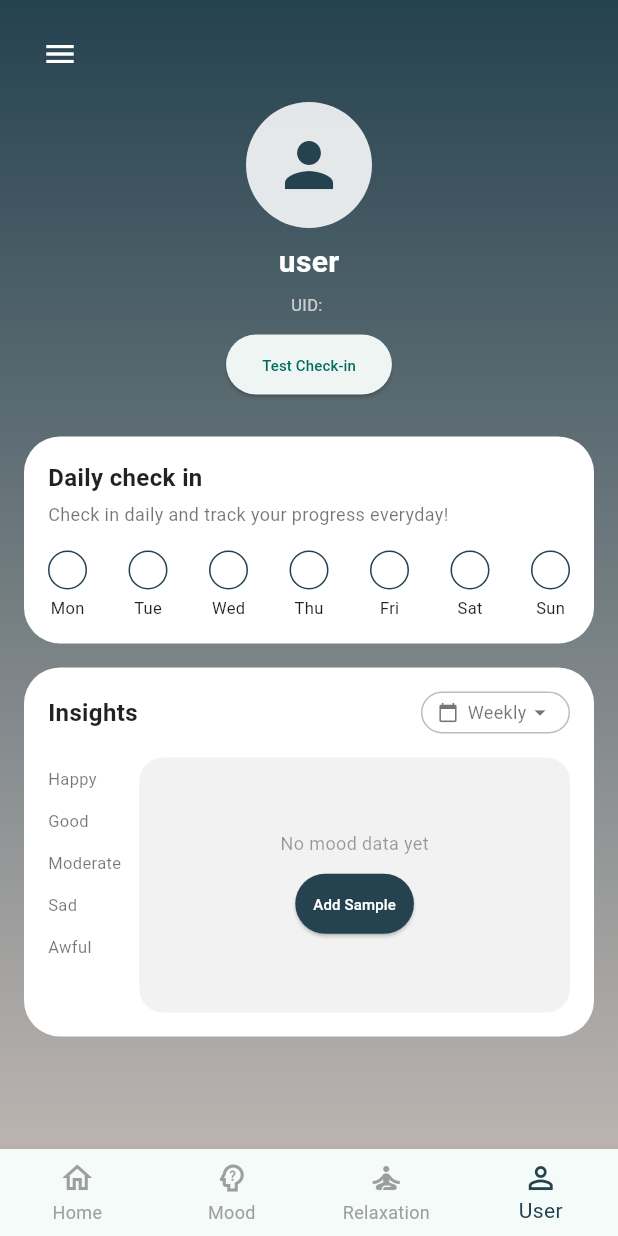
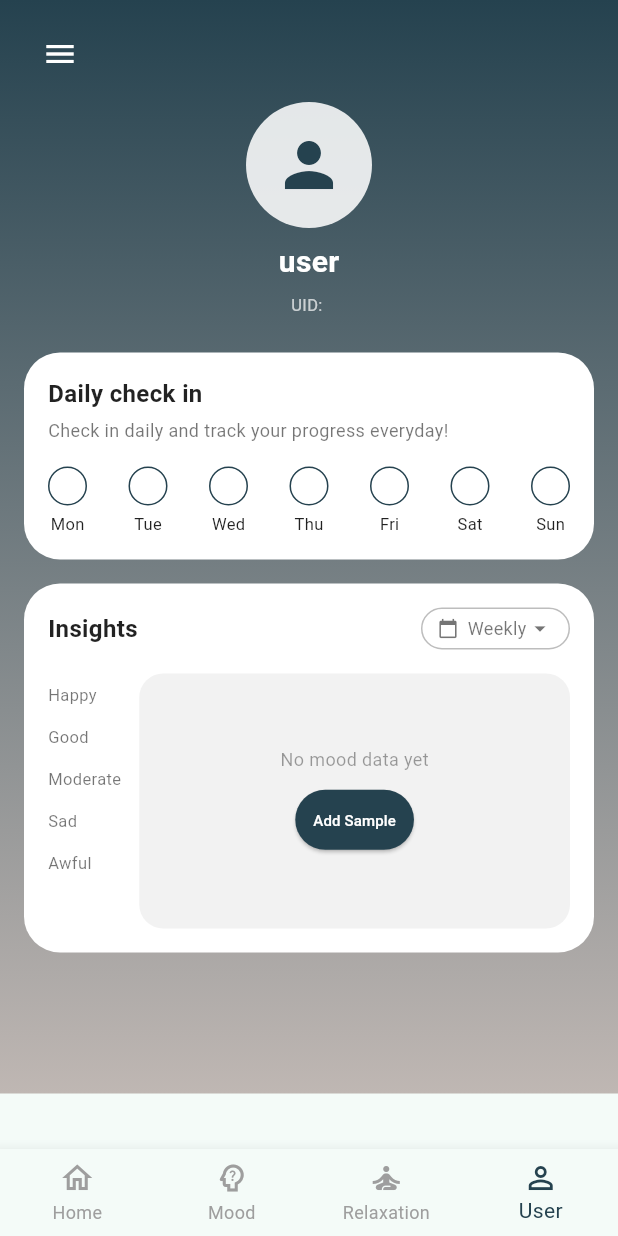
Before and after one commit to Jazmar0630/INNERBLOOM_app, a Flutter app: the UserPage screen opened directly, on a phone screen of 412 x 824 dp. Run offline on Flutter 3.47's test engine with Material 3 defaults, Android fonts, the phone set to English and light mode, and no system bars; our stand-ins replace cloud_firestore, firebase_auth, firebase_core, youtube_player_iframe; accounts and stored records are empty.

Commit message:
automatic daily check in update

```diff
--- a/lib/pages/user/user_page.dart
+++ b/lib/pages/user/user_page.dart
@@ -107,14 +107,11 @@ class _UserPageState extends State<UserPage> {
     if (_uid == null) return;
 
     final today = _weekdayKey(DateTime.now());
-    print('Marking today ($today) as active for user $_uid');
 
     await FirebaseFirestore.instance.collection('users').doc(_uid!).update({
       'activeDays.$today': true,
       'lastActiveAt': FieldValue.serverTimestamp(),
     });
-
-    print('Successfully marked $today as active');
   }
 
   Stream<DocumentSnapshot<Map<String, dynamic>>> _userDocStream() {
@@ -247,20 +244,6 @@ class _UserPageState extends State<UserPage> {
                         ),
                       ),
 
-                      // Test button
-                      if (_uid != null) ...[
-                        const SizedBox(height: 8),
-                        ElevatedButton(
-                          onPressed: () async {
-                            await _markTodayActive();
-                            ScaffoldMessenger.of(context).showSnackBar(
-                              const SnackBar(content: Text('Force check-in done')),
-                            );
-                          },
-                          child: const Text('Test Check-in', style: TextStyle(fontSize: 10)),
-                        ),
-                      ],
-
                       if (_initError != null) ...[
                         const SizedBox(height: 10),
                         Container(
@@ -376,10 +359,6 @@ class _UserPageState extends State<UserPage> {
 
                               final data = doc.data() ?? {};
                               final raw = data['activeDays'];
-                              final today = _weekdayKey(DateTime.now());
-                              print('Today is: $today');
-                              print('User doc data: $data');
-                              print('Active days raw: $raw');
 
                               final Map<String, bool> activeDays =
                                   (raw is Map)
```
